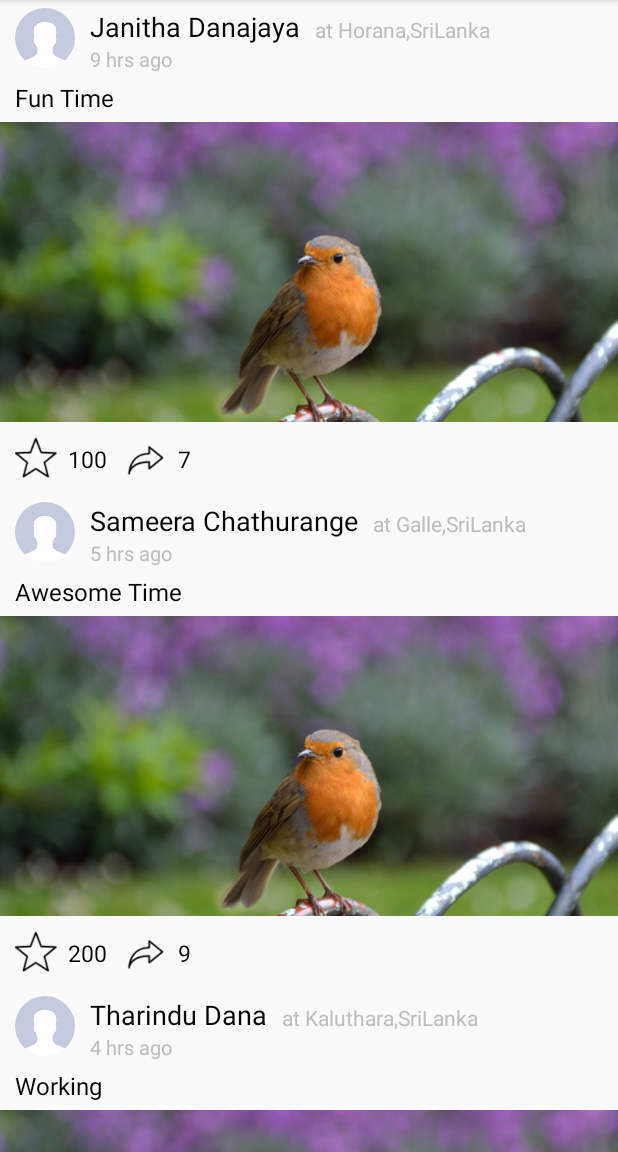
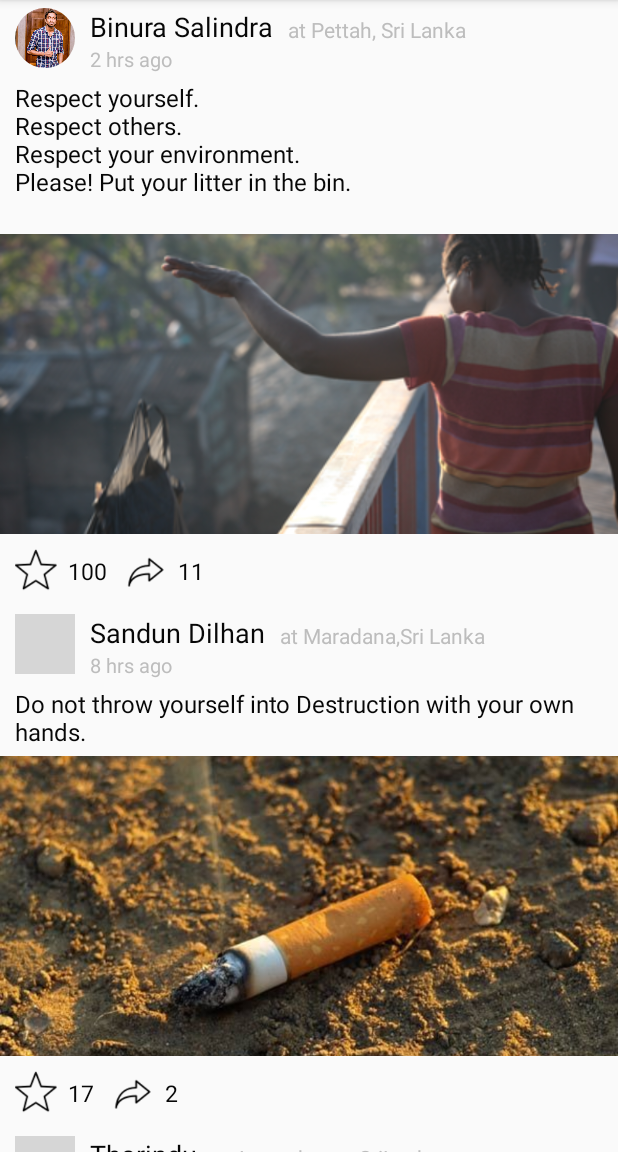
Before and after one commit to lakshangamage/tattle, an Android app: the MainActivity screen opened directly, with no data from a screen before it, on a phone screen of 412 x 824 dp, the part 84-1236 px from its top. Run offline under Robolectric (Android 15) with nearby library versions, the phone set to English and light mode, and no system bars; plain views replace CircularImageView; grey boxes are pictures that could not be loaded.

Commit message:
set items to news feed

```diff
--- a/app/src/main/java/com/ceyentra/tattle/MainActivity.java
+++ b/app/src/main/java/com/ceyentra/tattle/MainActivity.java
@@ -46,49 +46,96 @@ public class MainActivity extends AppCompatActivity {
         NewsFeed newsFeed = new NewsFeed();
         newsFeed.setProfileName("Binura Salindra");
         newsFeed.setNoOfLikes(100);
-        newsFeed.setPostLacation("Matara,SriLanka");
-        newsFeed.setNoOfShares(7);
+        newsFeed.setPostLacation("Pettah, Sri Lanka");
+        newsFeed.setNoOfShares(11);
         newsFeed.setPostTime("2 hrs ago");
-        newsFeed.setPostDescription("Random Click by phone");
+        newsFeed.setPostDescription("Respect yourself.\n" +
+                "Respect others.\n" +
+                "Respect your environment.\n" +
+                "Please! Put your litter in the bin.\n");
+        newsFeed.setPostImageUrl(R.drawable.ic_pettah);
+        newsFeed.setProfileImgUrl(R.drawable.ic_binura);
+       // newsFeed.setProfileImgUrl();
 
         NewsFeed newsFeed1 = new NewsFeed();
         newsFeed1.setProfileName("Sandun Dilhan");
-        newsFeed1.setNoOfLikes(1);
-        newsFeed1.setPostLacation("Aluthganma,SriLanka");
+        newsFeed1.setNoOfLikes(17);
+        newsFeed1.setPostLacation("Maradana,Sri Lanka");
         newsFeed1.setNoOfShares(2);
         newsFeed1.setPostTime("8 hrs ago");
-        newsFeed1.setPostDescription("Home");
+        newsFeed1.setPostDescription("Do not throw yourself into Destruction with your own hands.");
+        newsFeed1.setPostImageUrl(R.drawable.ic_maradana);
+        newsFeed1.setProfileImgUrl(R.drawable.ic_sandun);
 
         NewsFeed newsFeed2 = new NewsFeed();
-        newsFeed2.setProfileName("Tharindu Dana");
-        newsFeed2.setNoOfLikes(10);
-        newsFeed2.setPostLacation("Kaluthara,SriLanka");
+        newsFeed2.setProfileName("Tharindu");
+        newsFeed2.setNoOfLikes(170);
+        newsFeed2.setPostLacation("Anuradapura,SriLanka");
         newsFeed2.setNoOfShares(1);
         newsFeed2.setPostTime("4 hrs ago");
-        newsFeed2.setPostDescription("Working");
+        newsFeed2.setPostDescription("Heritage!");
+        newsFeed2.setPostImageUrl(R.drawable.ic_anuradapura);
+        newsFeed2.setProfileImgUrl(R.drawable.ic_tharindu);
 
         NewsFeed newsFeed3 = new NewsFeed();
-        newsFeed3.setProfileName("Sameera Chathurange");
+        newsFeed3.setProfileName("Anonymous");
         newsFeed3.setNoOfLikes(200);
-        newsFeed3.setPostLacation("Galle,SriLanka");
+        newsFeed3.setPostLacation("Kollupitiya,SriLanka");
         newsFeed3.setNoOfShares(9);
         newsFeed3.setPostTime("5 hrs ago");
-        newsFeed3.setPostDescription("Awesome Time");
+        newsFeed3.setPostDescription("A bus stops on a pedestrian crossing to pick up a passenger.");
+        newsFeed3.setPostImageUrl(R.drawable.ic_kollupitiya);
+        newsFeed3.setProfileImgUrl(R.drawable.ic_profile);
 
         NewsFeed newsFeed4 = new NewsFeed();
         newsFeed4.setProfileName("Janitha Danajaya");
         newsFeed4.setNoOfLikes(100);
-        newsFeed4.setPostLacation("Horana,SriLanka");
-        newsFeed4.setNoOfShares(7);
+        newsFeed4.setPostLacation("Colombo Central Bus Stand");
+        newsFeed4.setNoOfShares(19);
         newsFeed4.setPostTime("9 hrs ago");
-        newsFeed4.setPostDescription("Fun Time");
+        newsFeed4.setPostDescription("Had to wait 2 hours in this queue");
+        newsFeed4.setPostImageUrl(R.drawable.ic_colombo);
+        newsFeed4.setProfileImgUrl(R.drawable.ic_janitha);
+
+        NewsFeed newsFeed5 = new NewsFeed();
+        newsFeed5.setProfileName("Anonymous");
+        newsFeed5.setNoOfLikes(122);
+        newsFeed5.setPostLacation("Galle, Sri Lanka");
+        newsFeed5.setNoOfShares(13);
+        newsFeed5.setPostTime("9 hrs ago");
+        newsFeed5.setPostDescription("Chance takers are accident makers");
+        newsFeed5.setPostImageUrl(R.drawable.ic_galle);
+        newsFeed5.setProfileImgUrl(R.drawable.ic_profile);
+
+        NewsFeed newsFeed6 = new NewsFeed();
+        newsFeed6.setProfileName("Sachin Thmalsha");
+        newsFeed6.setNoOfLikes(197);
+        newsFeed6.setPostLacation("Piliyandala, Sri Lanka");
+        newsFeed6.setNoOfShares(10);
+        newsFeed6.setPostTime("9 hrs ago");
+        newsFeed6.setPostDescription("Residents walk along a flooded road in Piliyandala");
+        newsFeed6.setPostImageUrl(R.drawable.ic_galle);
+        newsFeed6.setProfileImgUrl(R.drawable.ic_thamalsha);
+
+        NewsFeed newsFeed7 = new NewsFeed();
+        newsFeed7.setProfileName("Denver");
+        newsFeed7.setNoOfLikes(230);
+        newsFeed7.setPostLacation("Nelum Pokuna Mahinda Rajapaksa Theatre");
+        newsFeed7.setNoOfShares(25);
+        newsFeed7.setPostTime("9 hrs ago");
+        newsFeed7.setPostDescription("Without music, life would be a mistake.");
+        newsFeed7.setPostImageUrl(R.drawable.ic_nelum);
+        newsFeed7.setProfileImgUrl(R.drawable.ic_denver);
 
         newsFeedList = new ArrayList<>();
+        newsFeedList.add(newsFeed7);
+        newsFeedList.add(newsFeed6);
+        newsFeedList.add(newsFeed5);
+        newsFeedList.add(newsFeed4);
+        newsFeedList.add(newsFeed3);
+        newsFeedList.add(newsFeed2);
+        newsFeedList.add(newsFeed1);
         newsFeedList.add(newsFeed);
-        newsFeedList.add(newsFeed1);
-        newsFeedList.add(newsFeed2);
-        newsFeedList.add(newsFeed3);
-        newsFeedList.add(newsFeed4);
     }
 
 
--- a/app/src/main/java/com/ceyentra/tattle/MapsActivity.java
+++ b/app/src/main/java/com/ceyentra/tattle/MapsActivity.java
@@ -1,6 +1,7 @@
 package com.ceyentra.tattle;
 
 import android.Manifest;
+import android.content.Intent;
 import android.content.pm.PackageManager;
 import android.graphics.Color;
 import android.location.Location;
@@ -9,6 +10,10 @@ import android.support.v4.app.ActivityCompat;
 import android.support.v4.app.FragmentActivity;
 import android.os.Bundle;
 import android.support.v4.content.ContextCompat;
+import android.support.v7.widget.CardView;
+import android.view.View;
+import android.widget.ImageButton;
+import android.widget.ImageView;
 import android.widget.Toast;
 
 import com.google.android.gms.maps.CameraUpdateFactory;
@@ -26,6 +31,10 @@ public class MapsActivity extends FragmentActivity implements OnMapReadyCallback
     private GoogleMap mMap;
     private boolean mLocationPermissionGranted = false;
     private static final int LOCATION_PERMISSION_REQUEST_CODE = 1;
+    private CardView btnNewsFeed;
+    private ImageView btnChats;
+    private ImageView btnGroupchats;
+    private ImageView btnNotification;
 
 
     @Override
@@ -36,6 +45,18 @@ public class MapsActivity extends FragmentActivity implements OnMapReadyCallback
         SupportMapFragment mapFragment = (SupportMapFragment) getSupportFragmentManager()
                 .findFragmentById(R.id.map);
         mapFragment.getMapAsync(this);
+
+        btnChats = findViewById(R.id.btnNewsFeed);
+        btnGroupchats = findViewById(R.id.btnFriends);
+        btnNewsFeed = findViewById(R.id.card_btnNewsFeed);
+        btnNotification = findViewById(R.id.btnNotification);
+
+        btnNewsFeed.setOnClickListener(new View.OnClickListener() {
+            @Override
+            public void onClick(View view) {
+                startActivity(new Intent(MapsActivity.this, MainActivity.class));
+            }
+        });
 
     }
 
--- a/app/src/main/java/com/ceyentra/tattle/adaptor/NewsFeedRecyclerAdaptor.java
+++ b/app/src/main/java/com/ceyentra/tattle/adaptor/NewsFeedRecyclerAdaptor.java
@@ -46,6 +46,8 @@ public class NewsFeedRecyclerAdaptor extends RecyclerView.Adapter<NewsFeedRecycl
         holder.txtTime.setText(newsFeed.getPostTime());
         holder.txtNoOfShares.setText(newsFeed.getNoOfShares()+"");
         holder.txtDescription.setText(newsFeed.getPostDescription());
+        holder.imgViewFeedImage.setImageResource(newsFeed.getPostImageUrl());
+        holder.imgViewProfilePicture.setImageResource(newsFeed.getProfileImgUrl());
 
     }
 
--- a/app/src/main/java/com/ceyentra/tattle/model/NewsFeed.java
+++ b/app/src/main/java/com/ceyentra/tattle/model/NewsFeed.java
@@ -3,9 +3,9 @@ package com.ceyentra.tattle.model;
 public class NewsFeed {
     // This class is create temp for testing
     private String profileName;
-    private String profileImgUrl;
+    private int profileImgUrl;
     private String postLacation;
-    private String postImageUrl;
+    private int postImageUrl;
     private String postTime;
     private String postDescription;
     private int noOfLikes;
@@ -17,13 +17,13 @@ public class NewsFeed {
     public NewsFeed() {
     }
 
-    public NewsFeed(String profileName, String profileImgUrl, String postLacation, String postImageUrl, String postTime, int noOfLikes,
-                    int noOfDislikes, int noOfShares) {
+    public NewsFeed(String profileName, int profileImgUrl, String postLacation, int postImageUrl, String postTime, String postDescription, int noOfLikes, int noOfDislikes, int noOfShares) {
         this.profileName = profileName;
         this.profileImgUrl = profileImgUrl;
         this.postLacation = postLacation;
         this.postImageUrl = postImageUrl;
         this.postTime = postTime;
+        this.postDescription = postDescription;
         this.noOfLikes = noOfLikes;
         this.noOfDislikes = noOfDislikes;
         this.noOfShares = noOfShares;
@@ -37,11 +37,11 @@ public class NewsFeed {
         this.profileName = profileName;
     }
 
-    public String getProfileImgUrl() {
+    public int getProfileImgUrl() {
         return profileImgUrl;
     }
 
-    public void setProfileImgUrl(String profileImgUrl) {
+    public void setProfileImgUrl(int profileImgUrl) {
         this.profileImgUrl = profileImgUrl;
     }
 
@@ -53,12 +53,28 @@ public class NewsFeed {
         this.postLacation = postLacation;
     }
 
-    public String getPostImageUrl() {
+    public int getPostImageUrl() {
         return postImageUrl;
     }
 
-    public void setPostImageUrl(String postImageUrl) {
+    public void setPostImageUrl(int postImageUrl) {
         this.postImageUrl = postImageUrl;
+    }
+
+    public String getPostTime() {
+        return postTime;
+    }
+
+    public void setPostTime(String postTime) {
+        this.postTime = postTime;
+    }
+
+    public String getPostDescription() {
+        return postDescription;
+    }
+
+    public void setPostDescription(String postDescription) {
+        this.postDescription = postDescription;
     }
 
     public int getNoOfLikes() {
@@ -77,14 +93,6 @@ public class NewsFeed {
         this.noOfDislikes = noOfDislikes;
     }
 
-    public String getPostTime() {
-        return postTime;
-    }
-
-    public void setPostTime(String postTime) {
-        this.postTime = postTime;
-    }
-
     public int getNoOfShares() {
         return noOfShares;
     }
@@ -92,12 +100,4 @@ public class NewsFeed {
     public void setNoOfShares(int noOfShares) {
         this.noOfShares = noOfShares;
     }
-
-    public String getPostDescription() {
-        return postDescription;
-    }
-
-    public void setPostDescription(String postDescription) {
-        this.postDescription = postDescription;
-    }
 }
```
Also changed, not shown: app/src/main/res/drawable/ic_anuradapura.png (added), app/src/main/res/drawable/ic_binura.png (added), app/src/main/res/drawable/ic_colombo.png (added), app/src/main/res/drawable/ic_denver.png (added), app/src/main/res/drawable/ic_galle.png (added), app/src/main/res/drawable/ic_janitha.png (added), app/src/main/res/drawable/ic_kollupitiya.png (added), app/src/main/res/drawable/ic_maradana.png (added), app/src/main/res/drawable/ic_pettah.png (added), app/src/main/res/drawable/ic_piliyandala.png (added), app/src/main/res/drawable/ic_thamalsha.png (added), 4 other files.
